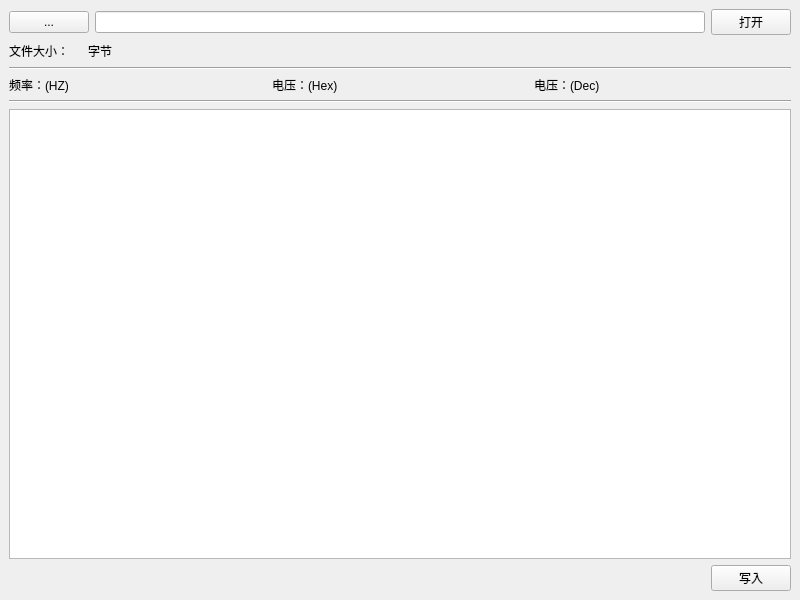
Above: mainwindow.ui from Cathgao/DTB_modifyer before the change. Below: the same form after it.
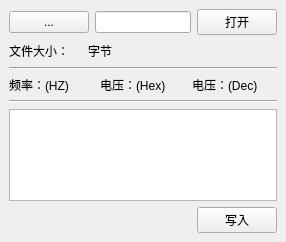
That is the form after the change.

```diff
--- a/mainwindow.ui
+++ b/mainwindow.ui
@@ -6,8 +6,8 @@
    <rect>
     <x>0</x>
     <y>0</y>
-    <width>800</width>
-    <height>600</height>
+    <width>286</width>
+    <height>242</height>
    </rect>
   </property>
   <property name="windowTitle">
```
